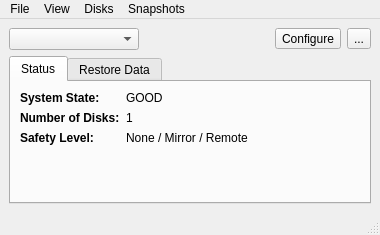
trueos/pcbsd, file src-qt4/life-preserver/LPMain.ui: the form before one commit.
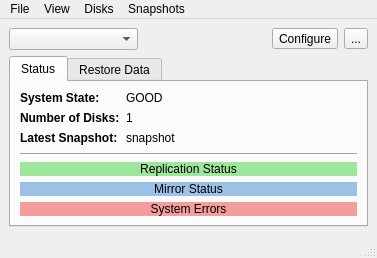
The form after the commit. Icons and pictures are not drawn.

Commit message: Clean up the new life preserver UI and add a couple needed icons

```diff
--- a/src-qt4/life-preserver/LPMain.ui
+++ b/src-qt4/life-preserver/LPMain.ui
@@ -6,8 +6,8 @@
    <rect>
     <x>0</x>
     <y>0</y>
-    <width>380</width>
-    <height>235</height>
+    <width>377</width>
+    <height>245</height>
    </rect>
   </property>
   <property name="windowTitle">
@@ -82,7 +82,9 @@
        <attribute name="title">
         <string>Status</string>
        </attribute>
-       <layout class="QFormLayout" name="formLayout">
+       <layout class="QVBoxLayout" name="verticalLayout_3">
+        <item>
+         <layout class="QFormLayout" name="formLayout_2">
         <item row="0" column="0">
          <widget class="QLabel" name="label">
           <property name="font">
@@ -132,14 +134,87 @@
            </font>
           </property>
           <property name="text">
-           <string>Safety Level:</string>
+             <string>Latest Snapshot:</string>
           </property>
          </widget>
         </item>
         <item row="2" column="1">
-         <widget class="QLabel" name="label_safety">
+           <widget class="QLabel" name="label_latestsnapshot">
           <property name="text">
-           <string notr="true">None / Mirror / Remote</string>
+             <string notr="true">snapshot</string>
+            </property>
+           </widget>
+          </item>
+         </layout>
+        </item>
+        <item>
+         <spacer name="verticalSpacer">
+          <property name="orientation">
+           <enum>Qt::Vertical</enum>
+          </property>
+          <property name="sizeType">
+           <enum>QSizePolicy::Expanding</enum>
+          </property>
+          <property name="sizeHint" stdset="0">
+           <size>
+            <width>20</width>
+            <height>40</height>
+           </size>
+          </property>
+         </spacer>
+        </item>
+        <item>
+         <widget class="Line" name="line">
+          <property name="orientation">
+           <enum>Qt::Horizontal</enum>
+          </property>
+         </widget>
+        </item>
+        <item>
+         <widget class="QLabel" name="label_replication">
+          <property name="styleSheet">
+           <string notr="true">background-color: rgba(10,200,10,100)</string>
+          </property>
+          <property name="text">
+           <string notr="true">Replication Status</string>
+          </property>
+          <property name="alignment">
+           <set>Qt::AlignCenter</set>
+          </property>
+          <property name="wordWrap">
+           <bool>true</bool>
+          </property>
+         </widget>
+        </item>
+        <item>
+         <widget class="QLabel" name="label_mirror">
+          <property name="styleSheet">
+           <string notr="true">background-color: rgba(10,100,200,100)</string>
+          </property>
+          <property name="text">
+           <string notr="true">Mirror Status</string>
+          </property>
+          <property name="alignment">
+           <set>Qt::AlignCenter</set>
+          </property>
+          <property name="wordWrap">
+           <bool>true</bool>
+          </property>
+         </widget>
+        </item>
+        <item>
+         <widget class="QLabel" name="label_errors">
+          <property name="styleSheet">
+           <string notr="true">background-color: rgba(230,10,10,100)</string>
+          </property>
+          <property name="text">
+           <string notr="true">System Errors</string>
+          </property>
+          <property name="alignment">
+           <set>Qt::AlignCenter</set>
+          </property>
+          <property name="wordWrap">
+           <bool>true</bool>
           </property>
          </widget>
         </item>
@@ -254,7 +329,7 @@
     <rect>
      <x>0</x>
      <y>0</y>
-     <width>380</width>
+     <width>377</width>
      <height>20</height>
     </rect>
    </property>
```
Left out of the diff: 85 changed lines with no effect on the pictures. Lines whose indentation alone changed are shown as unchanged. The commit also changes 3 other files.
